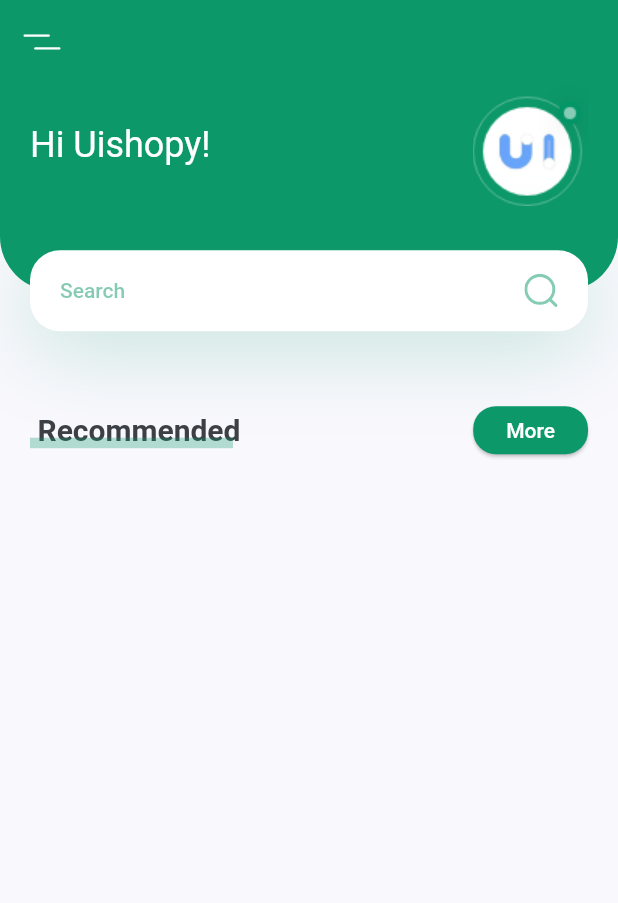
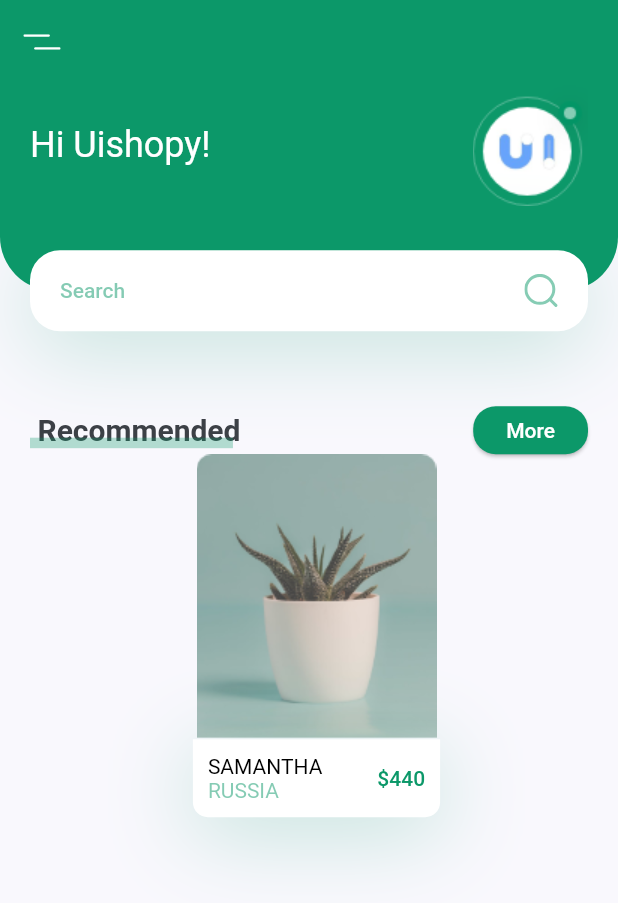
Before and after one commit to songhee24/plant_app_ui, a Flutter app: the screen it shows after launch, on a phone screen of 412 x 824 dp. Shown: the top 903 px of the screen. Run offline on Flutter 3.47's test engine with Material 2 defaults, Android fonts, the phone set to English and light mode, and no system bars; our stand-ins replace flutter_svg.

Commit message:
Done with plant card

```diff
--- a/lib/screens/home/components/body.dart
+++ b/lib/screens/home/components/body.dart
@@ -1,4 +1,5 @@
 import 'package:flutter/material.dart';
+import 'package:plant_app_ui/constants.dart';
 import 'package:plant_app_ui/screens/home/components/header_with_search_box.dart';
 import 'package:plant_app_ui/screens/home/components/title_with_more_button.dart';
 
@@ -8,14 +9,74 @@ class Body extends StatelessWidget {
 
   @override
   Widget build(BuildContext context) {
+    Size size = MediaQuery.of(context).size;
     return SingleChildScrollView(
       child: Column(
         children: <Widget>[
-          const HeaderWithSearchBox(),
-          TitleWithMoreButton(
-            function: () {},
-            text: 'More',
+          HeaderWithSearchBox(
+            size: size,
           ),
+          TitleWithMoreButton(function: () {}, text: 'More'),
+          Container(
+            margin: const EdgeInsets.only(
+              left: kDefaultPadding,
+              right: kDefaultPadding / 2,
+              bottom: kDefaultPadding * 2.5,
+            ),
+            width: size.width * 0.4,
+            child: Column(
+              children: [
+                Image.asset('assets/images/image_1.png'),
+                Container(
+                  padding: const EdgeInsets.all(kDefaultPadding / 2),
+                  decoration: BoxDecoration(
+                    color: Colors.white,
+                    borderRadius: const BorderRadius.only(
+                      bottomLeft: Radius.circular(10),
+                      bottomRight: Radius.circular(10),
+                    ),
+                    boxShadow: [
+                      BoxShadow(
+                        offset: const Offset(0, 10),
+                        blurRadius: 50,
+                        color: kPrimaryColor.withOpacity(0.23),
+                      )
+                    ],
+                  ),
+                  child: Row(
+                    children: [
+                      RichText(
+                        text: TextSpan(
+                          children: [
+                            TextSpan(
+                              text: 'Samantha\n'.toUpperCase(),
+                              style: const TextStyle(
+                                color: Colors.black,
+                              ),
+                            ),
+                            TextSpan(
+                              text: 'Russia'.toUpperCase(),
+                              style: TextStyle(
+                                color: kPrimaryColor.withOpacity(0.5),
+                              ),
+                            )
+                          ],
+                        ),
+                      ),
+                      const Spacer(),
+                      Text(
+                        '\$440',
+                        style: Theme.of(context)
+                            .textTheme
+                            .labelLarge
+                            ?.copyWith(color: kPrimaryColor),
+                      )
+                    ],
+                  ),
+                )
+              ],
+            ),
+          )
         ],
       ),
     );
--- a/lib/screens/home/components/header_with_search_box.dart
+++ b/lib/screens/home/components/header_with_search_box.dart
@@ -4,11 +4,11 @@ import 'package:plant_app_ui/constants.dart';
 
 ///  Created by mac on 14/8/23.
 class HeaderWithSearchBox extends StatelessWidget {
-  const HeaderWithSearchBox({super.key});
+  final Size size;
+  const HeaderWithSearchBox({super.key, required this.size});
 
   @override
   Widget build(BuildContext context) {
-    Size size = MediaQuery.of(context).size;
     return Container(
       margin: const EdgeInsets.only(bottom: kDefaultPadding * 2.5),
       height: size.height * 0.2,
```
